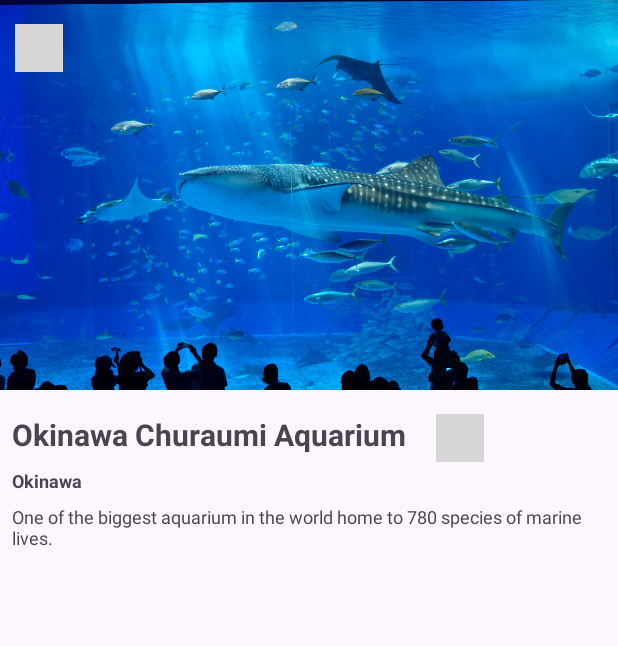
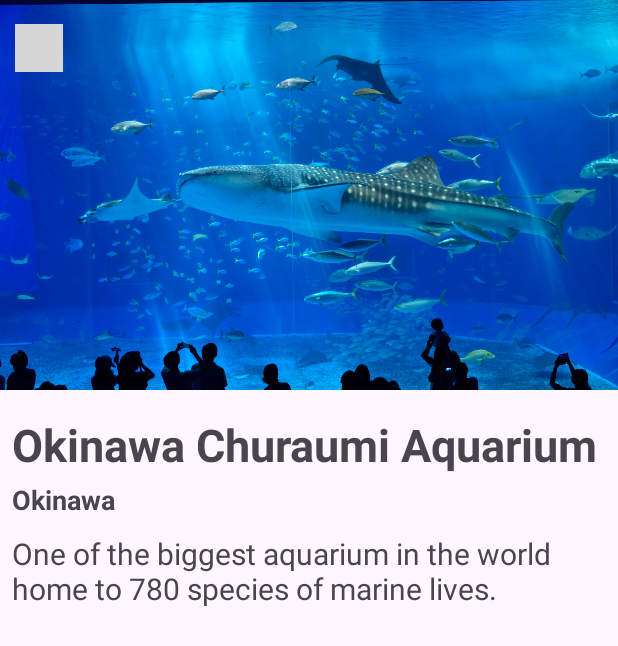
Before and after one commit to JMah007/JapanCatalogue, an Android app: the screen it shows after launch (DetailedViewActivity), after a tap on "Okinawa Churaumi Aquarium", on a phone screen of 412 x 824 dp. Shown: the top 646 px of the screen. Run offline under Robolectric (Android 15) with nearby library versions, the phone set to English and light mode, and no system bars; 3 other taps on this screen came first; grey boxes are pictures that could not be loaded.

Commit message:
Changed some font sizes for detailed view and tried running it

```diff
--- a/app/src/main/java/com/example/travelcatalogue/FavouritesActivity.kt
+++ b/app/src/main/java/com/example/travelcatalogue/FavouritesActivity.kt
@@ -18,8 +18,6 @@ class FavouritesActivity : AppCompatActivity() {
         setContentView(R.layout.activity_favourites)
 
         vm = (application as MyApplication).catalogueViewModel
-
-
 
         val recyclerView = findViewById<RecyclerView>(R.id.recyclerItemsFavourites)
         val backBtn = findViewById<ImageButton>(R.id.backBtn)
--- a/app/src/main/res/layout/activity_detailed_view.xml
+++ b/app/src/main/res/layout/activity_detailed_view.xml
@@ -48,7 +48,7 @@
             <TextView
                 android:id="@+id/title"
                 android:text="Title"
-                android:textSize="20sp"
+                android:textSize="30sp"
                 android:textStyle="bold"
                 android:layout_width="wrap_content"
                 android:layout_height="wrap_content" />
@@ -69,7 +69,7 @@
         <TextView
             android:id="@+id/location"
             android:text="Location"
-            android:textSize="12sp"
+            android:textSize="18sp"
             android:textStyle="bold"
             android:layout_width="wrap_content"
             android:layout_height="wrap_content"
@@ -78,10 +78,10 @@
         <TextView
             android:id="@+id/description"
             android:text="Description"
-            android:textSize="12sp"
+            android:textSize="20sp"
             android:layout_width="match_parent"
             android:layout_height="wrap_content"
-            android:paddingTop="7dp" />
+            android:paddingTop="10dp" />
     </LinearLayout>
 
 </androidx.constraintlayout.widget.ConstraintLayout>
--- a/app/src/main/res/layout/item_catalogue.xml
+++ b/app/src/main/res/layout/item_catalogue.xml
@@ -25,7 +25,7 @@
     android:layout_height="wrap_content">
 </TextView>
 
-<TextView
+    <TextView
     android:id="@+id/description"
     android:textSize="15dp"
     android:paddingTop="5dp"
@@ -34,6 +34,6 @@
     android:ellipsize="end"
     android:layout_width="match_parent"
     android:layout_height="wrap_content">
-</TextView>
+    </TextView>
 
 </LinearLayout>
```
